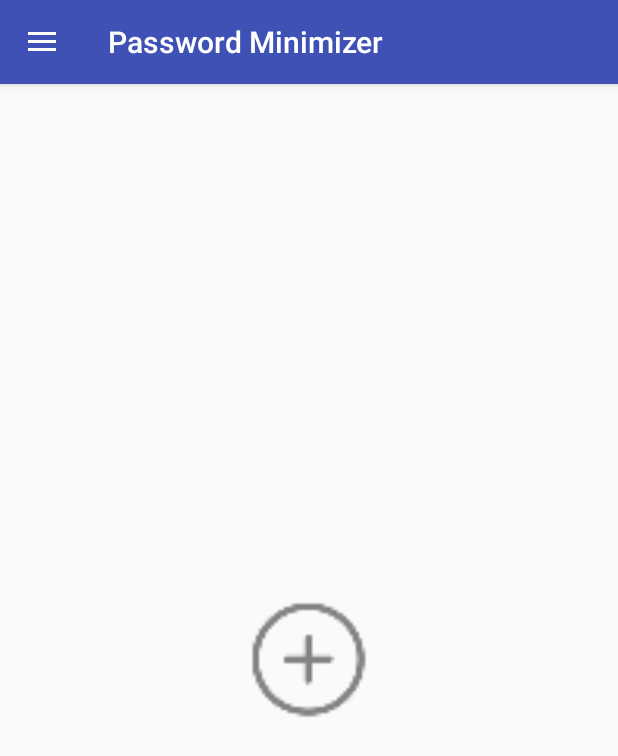
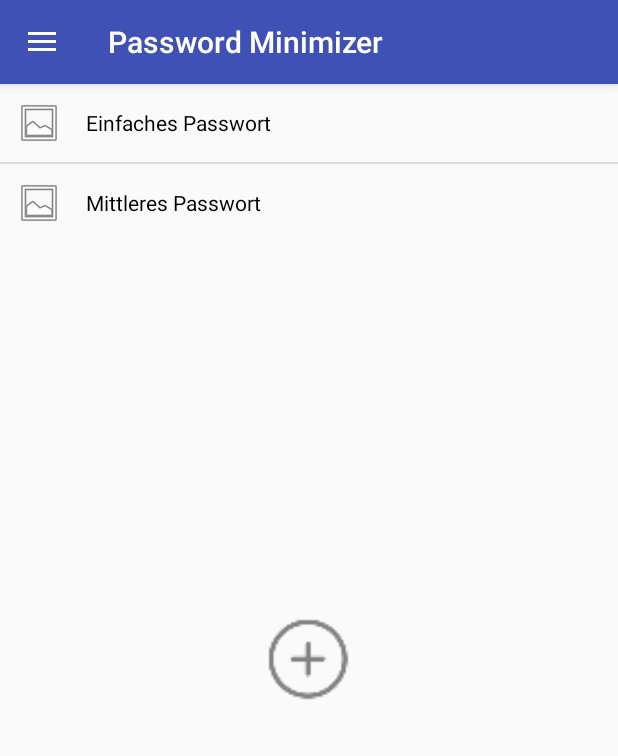
Before and after one commit to eileenoo/password_minimizer, an Android app: the screen it shows after launch (MainActivity), on a phone screen of 412 x 824 dp. Shown: the top 756 px of the screen. Run offline under Robolectric (Android 15) with nearby library versions, the phone set to English and light mode, and no system bars.

Commit message:
Added list view to MainActivity with dummy data

```diff
--- a/app/src/main/java/ath/password_minimizer/activities/CreatePasswordActivity.java
+++ b/app/src/main/java/ath/password_minimizer/activities/CreatePasswordActivity.java
@@ -13,6 +13,8 @@ public class CreatePasswordActivity extends BaseActivity {
         super.onCreate(savedInstanceState);
         setContentView(R.layout.activity_create_password);
 
+        //TODO: check which password types already exist and show here only the possible ones
+
         initBurgerMenu();
     }
 
--- a/app/src/main/java/ath/password_minimizer/activities/MainActivity.java
+++ b/app/src/main/java/ath/password_minimizer/activities/MainActivity.java
@@ -1,27 +1,25 @@
 package ath.password_minimizer.activities;
 
 import android.content.Intent;
-import android.support.v4.widget.DrawerLayout;
-import android.support.v7.app.ActionBarDrawerToggle;
-import android.support.v7.app.AppCompatActivity;
 import android.os.Bundle;
-import android.util.Log;
-import android.view.MenuItem;
 import android.view.View;
-import android.widget.AdapterView;
 import android.widget.ImageButton;
 import android.widget.ListView;
-import android.widget.RelativeLayout;
 
 import java.util.ArrayList;
 
 import ath.password_minimizer.R;
-import listAdapters.DrawerListAdapter;
-import model.NavItem;
+import listAdapters.PasswordListAdapter;
+import model.PasswordStrength;
+import model.PicturePassword;
 
 public class MainActivity extends BaseActivity {
 
     boolean userHasPasswords;
+    ArrayList<PicturePassword> picturePasswords;
+    ListView picturePasswordListView;
+    private static PasswordListAdapter passwordListAdapter;
+    ImageButton addPasswordButton;
 
     @Override
     protected void onCreate(Bundle savedInstanceState) {
@@ -32,13 +30,29 @@ public class MainActivity extends BaseActivity {
 
         initBurgerMenu();
 
-        ImageButton addPasswordButton = (ImageButton) findViewById(R.id.addPasswordButton);
+        picturePasswordListView = (ListView) findViewById(R.id.password_list);
+
+        // TODO: save data somewhere else and remove dummy data here
+        picturePasswords = new ArrayList<>();
+        picturePasswords.add(new PicturePassword("Einfaches Passwort", PasswordStrength.SIMPLE, "xxx/yy/abc.png"));
+        picturePasswords.add(new PicturePassword("Mittleres Passwort", PasswordStrength.MIDDLE, "xxx/zz/def.png"));
+        //picturePasswords.add(new PicturePassword("Hard Password", PasswordStrength.MIDDLE, "xxx/ddd/def.png"));
+
+        passwordListAdapter = new PasswordListAdapter (picturePasswords, getApplicationContext());
+
+        picturePasswordListView.setAdapter(passwordListAdapter);
+
+        addPasswordButton = (ImageButton) findViewById(R.id.addPasswordButton);
         addPasswordButton.setOnClickListener(new View.OnClickListener() {
             @Override
             public void onClick(View v) {
                 openCreatePasswordActivity();
             }
         });
+
+        if (picturePasswords.size() >= 3) {
+            addPasswordButton.setVisibility(View.INVISIBLE);
+        }
     }
 
     /**
--- /dev/null
+++ b/app/src/main/java/listAdapters/PasswordListAdapter.java
@@ -0,0 +1,62 @@
+package listAdapters;
+
+import android.content.Context;
+import android.view.LayoutInflater;
+import android.view.View;
+import android.view.ViewGroup;
+import android.widget.BaseAdapter;
+import android.widget.ImageView;
+import android.widget.TextView;
+
+import java.util.ArrayList;
+
+import ath.password_minimizer.R;
+import model.NavItem;
+import model.PicturePassword;
+
+public class PasswordListAdapter extends BaseAdapter {
+    Context mContext;
+    ArrayList<PicturePassword> mPicturePasswordItems;
+
+    public PasswordListAdapter(ArrayList<PicturePassword> picturePasswordItems, Context context) {
+        mPicturePasswordItems = picturePasswordItems;
+        mContext = context;
+    }
+
+    @Override
+    public int getCount() {
+        return mPicturePasswordItems.size();
+    }
+
+    @Override
+    public Object getItem(int position) {
+        return mPicturePasswordItems.get(position);
+    }
+
+    @Override
+    public long getItemId(int position) {
+        return 0;
+    }
+
+    @Override
+    public View getView(int position, View convertView, ViewGroup parent) {
+        View view;
+
+        if (convertView == null) {
+            LayoutInflater inflater = (LayoutInflater) mContext.getSystemService(Context.LAYOUT_INFLATER_SERVICE);
+            view = inflater.inflate(R.layout.password_list_item, null);
+        }
+        else {
+            view = convertView;
+        }
+
+        ImageView passwordImageView = (ImageView) view.findViewById(R.id.password_image);
+        TextView passwordNameView = (TextView) view.findViewById(R.id.password_name);
+
+        //TODO: set resource with real image path here
+        //passwordImageView.setImageResource( mPicturePasswordItems.get(position).imagePath);
+        passwordNameView.setText( mPicturePasswordItems.get(position).passwordName );
+
+        return view;
+    }
+}
--- a/app/src/main/java/model/PicturePassword.java
+++ b/app/src/main/java/model/PicturePassword.java
@@ -7,9 +7,9 @@ package model;
 public class PicturePassword {
 
     // TODO: Feel free to modifiy
-    private String passwordName;
-    private PasswordStrength passwordStrength;
-    private String imagePath;
+    public String passwordName;
+    public PasswordStrength passwordStrength;
+    public String imagePath;
 
 
     public PicturePassword(String passwordName, PasswordStrength passwordStrength, String imagePath) {
--- a/app/src/main/res/layout/activity_main.xml
+++ b/app/src/main/res/layout/activity_main.xml
@@ -13,13 +13,20 @@
 
         <ImageButton
             android:id="@+id/addPasswordButton"
-            android:layout_width="100dp"
-            android:layout_height="100dp"
+            android:layout_width="70dp"
+            android:layout_height="70dp"
             android:layout_centerInParent="true"
             android:adjustViewBounds="true"
             android:background="@android:color/transparent"
             android:scaleType="fitXY"
             android:src="@drawable/ic_action_add_big" />
+
+        <ListView
+            android:id="@+id/password_list"
+            android:layout_width="wrap_content"
+            android:layout_height="wrap_content"
+            android:layout_marginBottom="50dp"/>
+
     </RelativeLayout>
 
     <include layout="@layout/navigation_drawer"/>
--- /dev/null
+++ b/app/src/main/res/layout/password_list_item.xml
@@ -0,0 +1,27 @@
+<?xml version="1.0" encoding="utf-8"?>
+<RelativeLayout xmlns:android="http://schemas.android.com/apk/res/android"
+android:layout_width="match_parent"
+android:layout_height="wrap_content"
+android:orientation="vertical"
+android:padding="10dp">
+
+    <ImageView
+        android:id="@+id/password_image"
+        android:layout_width="wrap_content"
+        android:layout_height="wrap_content"
+        android:layout_alignParentLeft="true"
+        android:layout_centerVertical="true"
+        android:src="@android:drawable/ic_menu_gallery" />
+
+    <TextView
+        android:id="@+id/password_name"
+        android:layout_width="wrap_content"
+        android:layout_height="wrap_content"
+        android:layout_toRightOf="@+id/password_image"
+        android:layout_marginLeft="15dp"
+        android:layout_centerVertical="true"
+        android:text="Password"
+        android:textAppearance="?android:attr/textAppearanceSmall"
+        android:textColor="@android:color/black" />
+
+</RelativeLayout>
```
